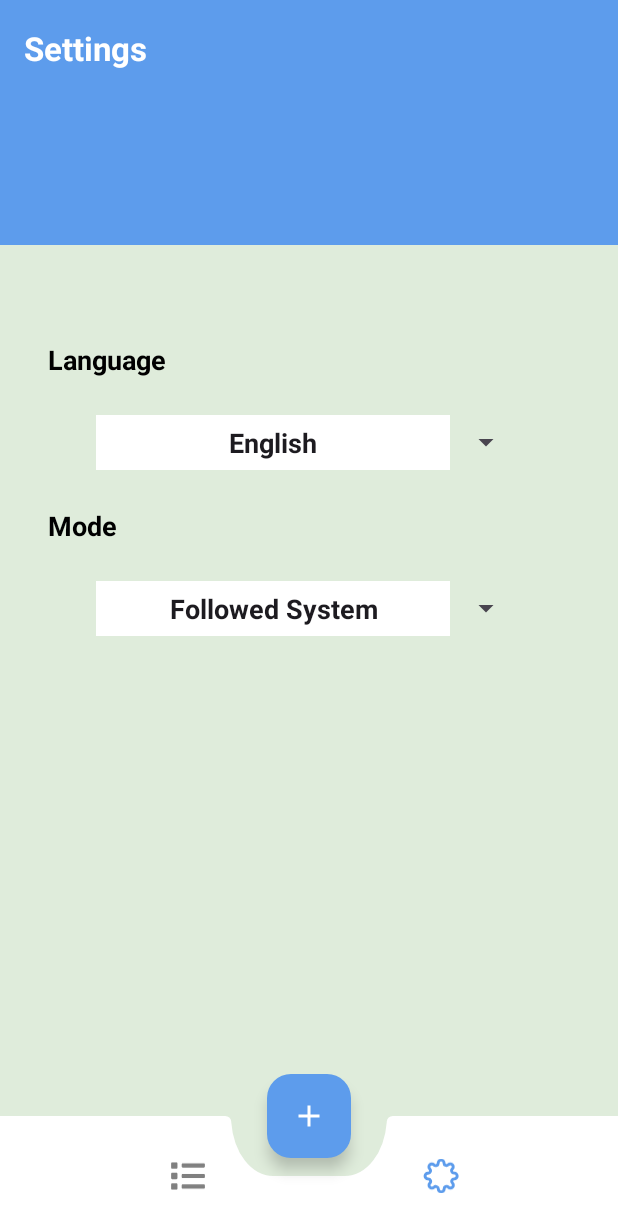
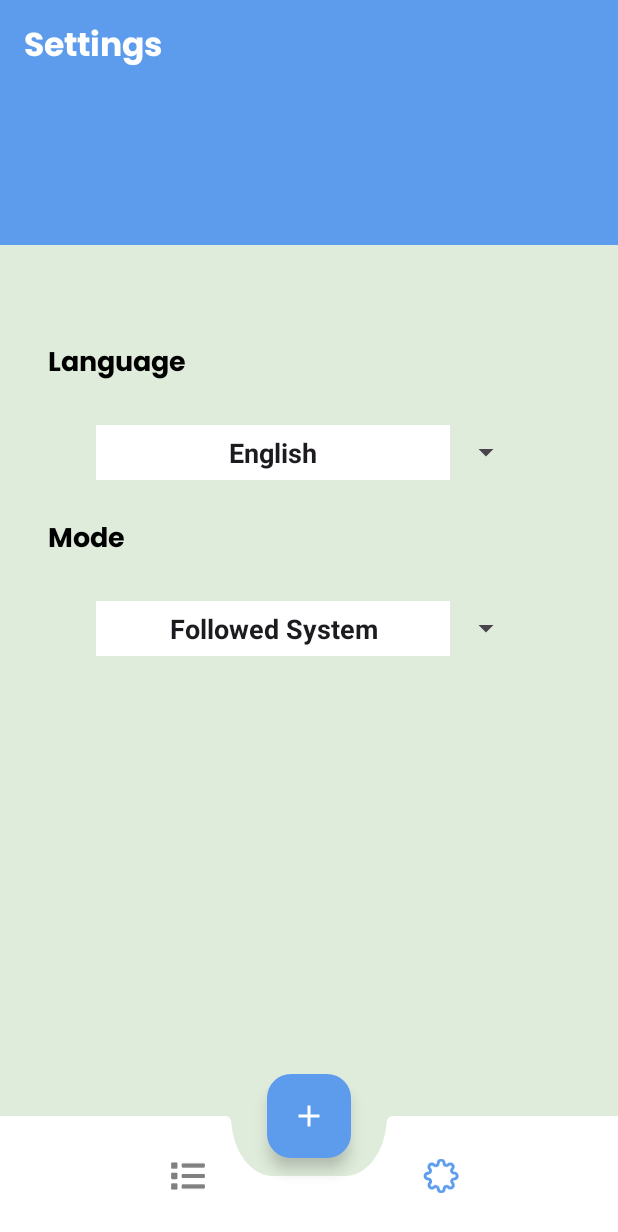
Before and after one commit to ABoHiMA/ToDo, an Android app: the screen it shows after launch (HomeActivity), item 2 of the bottom bar chosen, on a phone screen of 412 x 824 dp. Shown: the top 1232 px of the screen. Run offline under Robolectric (Android 15) with nearby library versions, the phone set to English and light mode, and no system bars; our stand-ins replace Room's generated code; 1 statement that could not run was skipped.

Commit message:
+ add font to text

```diff
--- a/app/src/main/res/values-night/themes.xml
+++ b/app/src/main/res/values-night/themes.xml
@@ -18,6 +18,7 @@
         <item name="android:textStyle">bold</item>
         <item name="android:textColor">@color/black</item>
         <item name="android:text">@string/todo</item>
+        <item name="fontFamily">@font/poppins_bold</item>
     </style>
 
     <style name="btnSelectStyle" parent="Widget.Material3.Button">
@@ -40,7 +41,7 @@
         <item name="android:textSize">18sp</item>
         <item name="android:gravity">center</item>
         <item name="android:textColor">@color/colorText</item>
+        <item name="fontFamily">@font/poppins_bold</item>
     </style>
 
-
 </resources>
--- a/app/src/main/res/values/themes.xml
+++ b/app/src/main/res/values/themes.xml
@@ -21,6 +21,7 @@
         <item name="android:textStyle">bold</item>
         <item name="android:textColor">@color/white</item>
         <item name="android:text">@string/todo</item>
+        <item name="fontFamily">@font/poppins_bold</item>
     </style>
 
     <style name="btnSelectStyle" parent="Widget.Material3.Button">
@@ -43,18 +44,7 @@
         <item name="android:textSize">18sp</item>
         <item name="android:gravity">center</item>
         <item name="android:textColor">@color/colorText</item>
+        <item name="fontFamily">@font/poppins_bold</item>
     </style>
 
-
-    <!--    <style name="fab_style" parent="Widget.Design.FloatingActionButton">-->
-    <!--        <item name="shapeAppearanceOverlay">@style/fab_rounded</item>-->
-    <!--    </style>-->
-
-    <!--    <style name="fab_rounded" parent="ShapeAppearance.MaterialComponents.SmallComponent">-->
-    <!--        <item name="cornerFamily">rounded</item>-->
-    <!--        <item name="cornerSize">50%</item>-->
-    <!--        <item name="background">@drawable/button_bg</item>-->
-    <!--    </style>-->
-
-
 </resources>
```
Also changed, not shown: app/src/main/res/font/poppins_bold.ttf (added), 3 other files.
